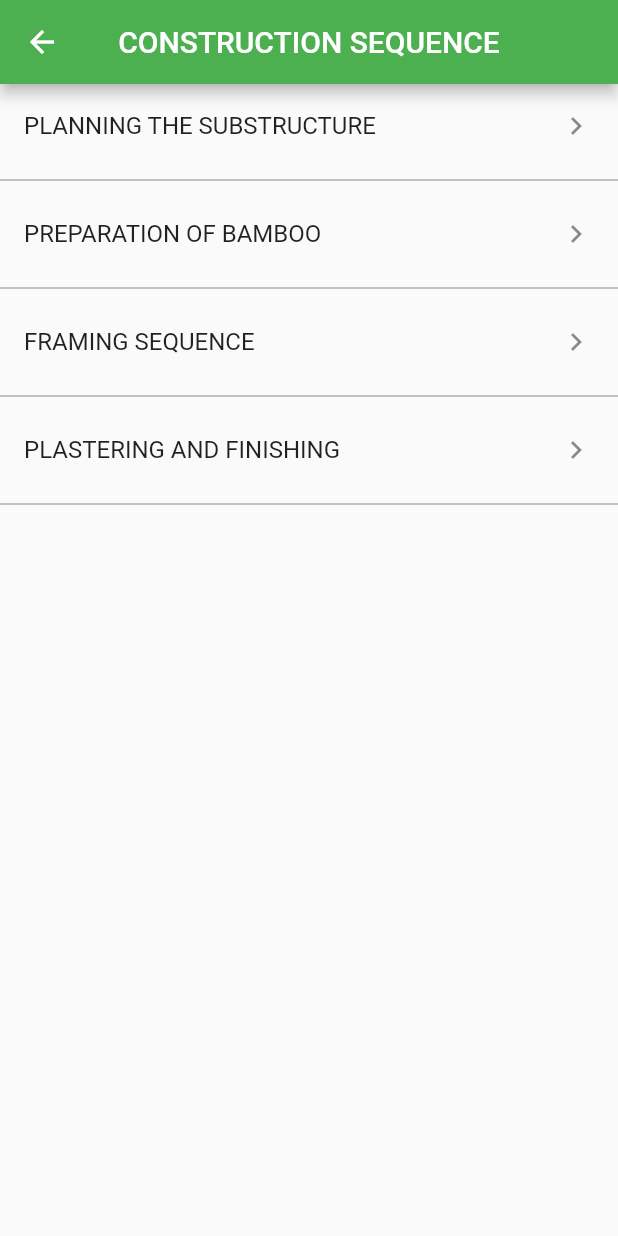
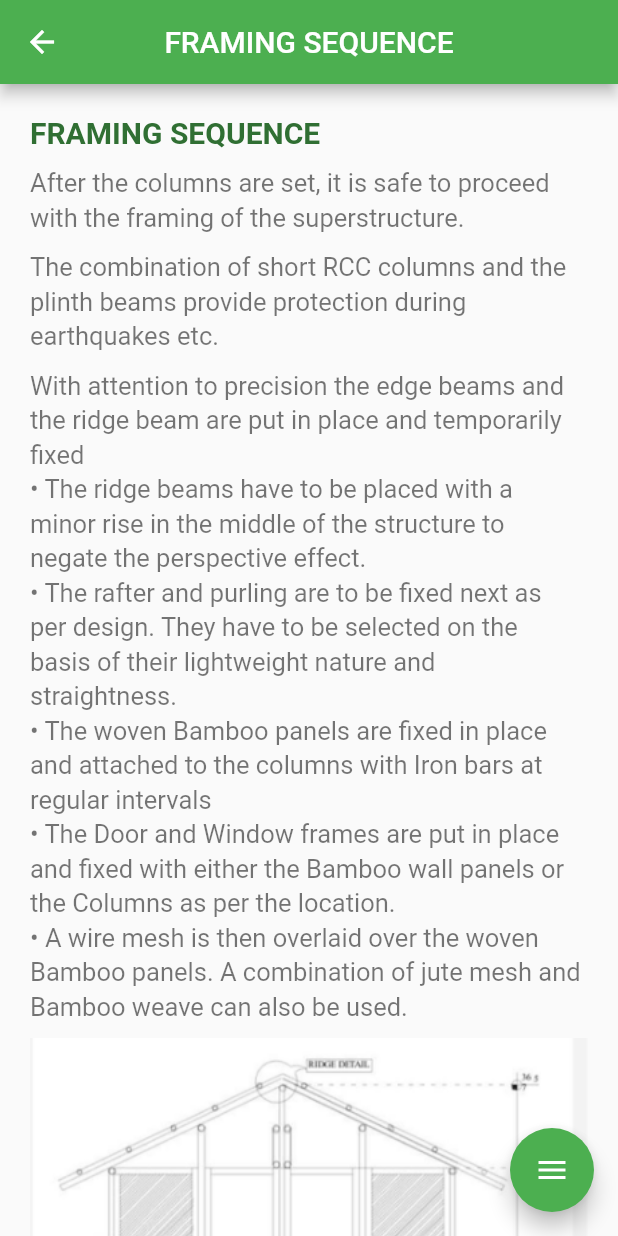
Before and after one commit to Poson1999/Project, a Flutter app: the Construction screen opened directly, after a tap on "FRAMING SEQUENCE", on a phone screen of 412 x 824 dp. Run offline on Flutter 3.47's test engine with Material 2 defaults, Android fonts, the phone set to English and light mode, and no system bars; drawn by our look-alikes of flutter_speed_dial; our stand-ins replace fluttertoast, image_picker, shared_preferences, webview_flutter; accounts and stored records are empty.

Commit message:
construction done
完成construction

```diff
--- a/all/lib/pages/category/construction/construction.dart
+++ b/all/lib/pages/category/construction/construction.dart
@@ -1,4 +1,6 @@
+import 'package:all/pages/category/construction/framing_sequence.dart';
 import 'package:all/pages/category/construction/planning_the_substructure.dart';
+import 'package:all/pages/category/construction/plastering_and_finishing.dart';
 import 'package:all/pages/category/construction/preparation_of_bamboo.dart';
 import 'package:all/pages/category/text.dart';
 import 'package:flutter/material.dart';
@@ -40,10 +42,10 @@ class Construction extends StatelessWidget {
           ListTile(
             title: const Text(cs3),
             onTap: () {
-              // Navigator.push(
-              //     context,
-              //     MaterialPageRoute(
-              //         builder: (context) => const Harvesting()));
+              Navigator.push(
+                  context,
+                  MaterialPageRoute(
+                      builder: (context) => const FramingSequence()));
             },
             trailing: const Icon(Icons.keyboard_arrow_right),
           ),
@@ -51,10 +53,10 @@ class Construction extends StatelessWidget {
           ListTile(
             title: const Text(cs4),
             onTap: () {
-              // Navigator.push(
-              //     context,
-              //     MaterialPageRoute(
-              //         builder: (context) => const Harvesting()));
+              Navigator.push(
+                  context,
+                  MaterialPageRoute(
+                      builder: (context) => const PlasteringAndFinishing()));
             },
             trailing: const Icon(Icons.keyboard_arrow_right),
           ),
--- /dev/null
+++ b/all/lib/pages/category/construction/framing_sequence.dart
@@ -0,0 +1,60 @@
+import 'package:all/pages/category/fab.dart';
+import 'package:all/pages/constant.dart';
+import 'package:flutter/material.dart';
+import '../text.dart';
+
+class FramingSequence extends StatelessWidget {
+  const FramingSequence({Key? key}) : super(key: key);
+
+  @override
+  Widget build(BuildContext context) {
+    return Scaffold(
+        floatingActionButton: const FAB(pageName: cs3),
+        appBar: AppBar(
+          title: const Text(cs3),
+          centerTitle: true,
+        ),
+        body: SingleChildScrollView(
+          padding: const EdgeInsets.symmetric(vertical: 16, horizontal: 20),
+          child: Column(
+            mainAxisAlignment: MainAxisAlignment.start,
+            crossAxisAlignment: CrossAxisAlignment.start,
+            children: [
+              const Padding(
+                padding: EdgeInsets.symmetric(vertical: 5),
+                child:SelectableText(cs3, style: titleStyle),
+              ),
+              const Padding(
+                padding: EdgeInsets.symmetric(vertical: 5),
+                child:SelectableText(fs1, style: textStyle),
+              ),
+              const Padding(
+                padding: EdgeInsets.symmetric(vertical: 5),
+                child:SelectableText(fs2, style: textStyle),
+              ),
+              const Padding(
+                padding: EdgeInsets.symmetric(vertical: 5),
+                child:SelectableText(fs3, style: textStyle),
+              ),
+              const Padding(
+                  padding: EdgeInsets.symmetric(vertical: 5),
+                  child: Image(
+                    image: AssetImage("assets/images/category/construction/fs1.png"),
+                  )
+              ),
+              Row(
+                mainAxisAlignment: MainAxisAlignment.center,
+                children: const [
+                  Expanded(
+                    child: Padding(
+                      padding: EdgeInsets.symmetric(vertical: 5),
+                      child:SelectableText(fs4, style: imgText),
+                    ),)
+                ],
+              ),
+            ],
+          ),
+        )
+    );
+  }
+}
--- a/all/lib/pages/category/text.dart
+++ b/all/lib/pages/category/text.dart
@@ -493,16 +493,26 @@ const String cs2 = 'PREPARATION OF BAMBOO';
 const String cs3 = 'FRAMING SEQUENCE';
 const String cs4 = 'PLASTERING AND FINISHING';
 
-//PLANNING THE SUBSTRUCTURE
+//Construction sequence-PLANNING THE SUBSTRUCTURE
 const String pts1 = "To respond to site, weather and earthquakes etc. it is best to erect the bamboo structure on a brick and concrete base.The advantages of such a substructure are: ";
 const String pts2 = "The combination of short RCC columns and the plinth beams provide protection during earthquakes etc.";
 const String pts3 = "• The raised plinth keeps the rain splashing and moisture from reaching the bamboo structure.\n• The plinth is used to lay out the plumbing and electrical connection as per design and latest specification.\n• The plinth is to be designed keeping in mind the exact position of the Bamboo columns and framing so as to correctly place the Bamboo over the strip columns.";
 const String pts4 = "COLUMN AND FRAMING ARRANGEMENT ABOVE PLINTH";
 
-//PREPARATION OF BAMBOO
+//Construction sequence-PREPARATION OF BAMBOO
 const String pob1 = "The bamboo column is cut and sized to their required length.\n• The bamboo columns are placed over the strip columns in the plinth with the help of a reinforced detail.\n• Depending on the position and importance of the columns a combination of single and bundle columns are used.\n• Once the columns are fixed, it is left to cure for a week to ten days to attain its strength.";
 const String pob2 = "DETAIL OF BAMBOO FOOTING";
 
+//Construction sequence-FRAMING SEQUENCE
+const String fs1 = "After the columns are set, it is safe to proceed with the framing of the superstructure. ";
+const String fs2 = "The combination of short RCC columns and the plinth beams provide protection during earthquakes etc.";
+const String fs3 = "With attention to precision the edge beams and the ridge beam are put in place and temporarily fixed\n• The ridge beams have to be placed with a minor rise in the middle of the structure to negate the perspective effect.\n• The rafter and purling are to be fixed next as per design. They have to be selected on the basis of their lightweight nature and straightness.\n• The woven Bamboo panels are fixed in place and attached to the columns with Iron bars at regular intervals\n• The Door and Window frames are put in place and fixed with either the Bamboo wall panels or the Columns as per the location.\n• A wire mesh is then overlaid over the woven Bamboo panels. A combination of jute mesh and Bamboo weave can also be used.";
+const String fs4 = "SECTION THROUGH DEMONSTRATION HOUSE";
+
+//Construction sequence-PLASTERING AND FINISHING
+const String paf1 = "As a final step in the construction, the Bamboo weave panels have to be plastered to act as partition walls and also to provide stiffness and resilience to the structure.";
+const String paf2 = "• Cement plaster in the ratio of 1 :3 is applied over the Bamboo weave panels.\n•  The iron bars connecting the Panels to the Columns and The Door-Window frames etc are now embedded in the Plaster.\n•  The use of the wire mesh and metal bars embedded in the plaster gives much needed resilience to the structure\n• The walls have to cured with water for a week to attain its strength.\n•  The exposed Bamboos are now thoroughly cleaned and finished with any typical wood finish for protection from moisture and to add to aesthetics as well.";
+const String paf3 = "1. Bamboo weave and wire mesh combination \n2. 1 :3 cement plaster (20mm thick on both sides) \n3. Bamboo weave cut out of 20mm wide strips at 100 mm space over layer with jute mesh";
 
 //tools
 const String t0 = 'TOOLS';
```
Also changed, not shown: all/lib/pages/category/construction/plastering_and_finishing.dart (added, +50 -0 lines), all/assets/images/category/construction/fs1.png (added), all/assets/images/category/construction/paf1.png (added).
